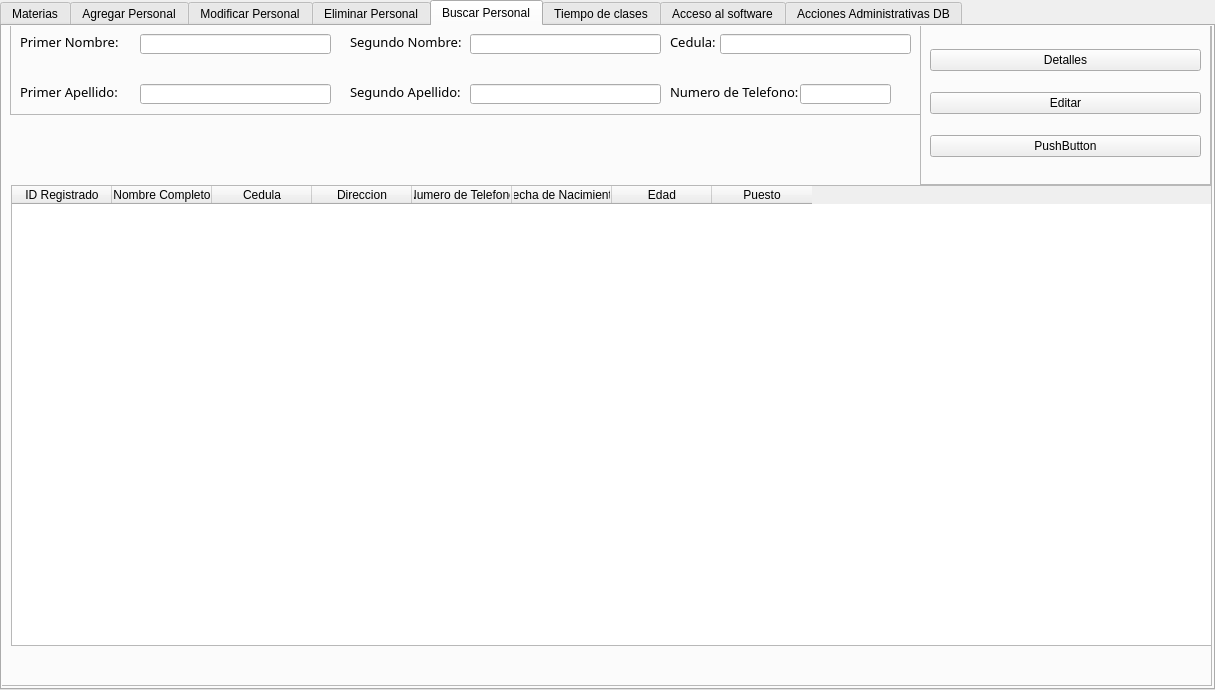
The window that src/gui/GUI QT DESIGNER CODE/staff_administration_panels/staff_administration_panels.ui (MCPRDev/ARE-v2) describes before a commit, drawn with Qt 5.
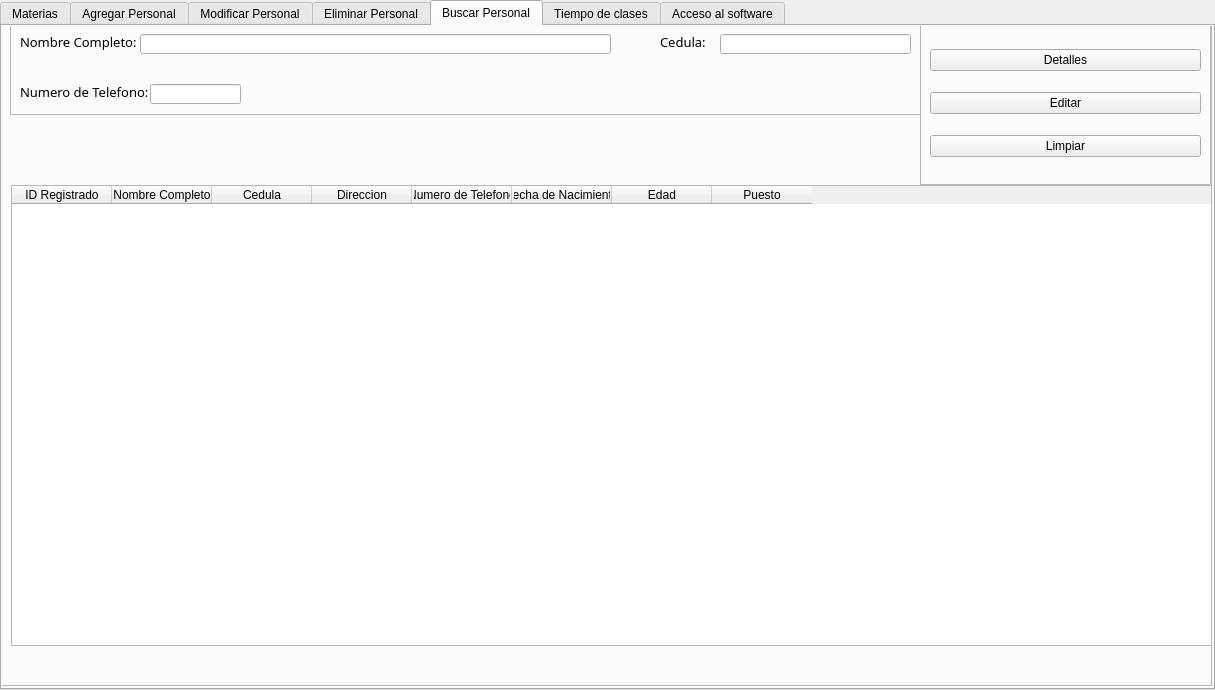
The same window after the commit. The open tabs and pages were chosen to show the change. Icons and pictures are not drawn.

Commit message: GUI staff_administration_panels UPDATED to current code

```diff
--- a/src/gui/GUI QT DESIGNER CODE/staff_administration_panels/staff_administration_panels.ui
+++ b/src/gui/GUI QT DESIGNER CODE/staff_administration_panels/staff_administration_panels.ui
@@ -3179,57 +3179,18 @@
          <rect>
           <x>10</x>
           <y>10</y>
-          <width>101</width>
+          <width>121</width>
           <height>16</height>
          </rect>
         </property>
         <property name="text">
-         <string>Primer Nombre:</string>
-        </property>
-       </widget>
-       <widget class="QLabel" name="label_second_name_search_staff">
-        <property name="geometry">
-         <rect>
-          <x>340</x>
-          <y>10</y>
-          <width>111</width>
-          <height>16</height>
-         </rect>
-        </property>
-        <property name="text">
-         <string>Segundo Nombre:</string>
-        </property>
-       </widget>
-       <widget class="QLabel" name="label_first_surname_search_staff">
-        <property name="geometry">
-         <rect>
-          <x>10</x>
-          <y>60</y>
-          <width>101</width>
-          <height>16</height>
-         </rect>
-        </property>
-        <property name="text">
-         <string>Primer Apellido:</string>
-        </property>
-       </widget>
-       <widget class="QLabel" name="label_second_surname_search_staff">
-        <property name="geometry">
-         <rect>
-          <x>340</x>
-          <y>60</y>
-          <width>111</width>
-          <height>16</height>
-         </rect>
-        </property>
-        <property name="text">
-         <string>Segundo Apellido:</string>
+         <string>Nombre Completo:</string>
         </property>
        </widget>
        <widget class="QLabel" name="label_document_id_search_staff">
         <property name="geometry">
          <rect>
-          <x>660</x>
+          <x>650</x>
           <y>10</y>
           <width>51</width>
           <height>16</height>
@@ -3242,7 +3203,7 @@
        <widget class="QLabel" name="label_phone_number_search_staff">
         <property name="geometry">
          <rect>
-          <x>660</x>
+          <x>10</x>
           <y>60</y>
           <width>131</width>
           <height>16</height>
@@ -3257,37 +3218,7 @@
          <rect>
           <x>130</x>
           <y>10</y>
-          <width>191</width>
-          <height>20</height>
-         </rect>
-        </property>
-       </widget>
-       <widget class="QLineEdit" name="line_input_second_name_search_staff">
-        <property name="geometry">
-         <rect>
-          <x>460</x>
-          <y>10</y>
-          <width>191</width>
-          <height>20</height>
-         </rect>
-        </property>
-       </widget>
-       <widget class="QLineEdit" name="line_input_first_surname_search_staff">
-        <property name="geometry">
-         <rect>
-          <x>130</x>
-          <y>60</y>
-          <width>191</width>
-          <height>20</height>
-         </rect>
-        </property>
-       </widget>
-       <widget class="QLineEdit" name="line_input_second_surname_search_staff">
-        <property name="geometry">
-         <rect>
-          <x>460</x>
-          <y>60</y>
-          <width>191</width>
+          <width>471</width>
           <height>20</height>
          </rect>
         </property>
@@ -3305,7 +3236,7 @@
        <widget class="QLineEdit" name="line_input_phone_number_search_staff">
         <property name="geometry">
          <rect>
-          <x>790</x>
+          <x>140</x>
           <y>60</y>
           <width>91</width>
           <height>20</height>
@@ -3349,7 +3280,7 @@
         <item>
          <widget class="QPushButton" name="button_clear_information_search_staff">
           <property name="text">
-           <string>PushButton</string>
+           <string>Limpiar</string>
           </property>
          </widget>
         </item>
@@ -4436,24 +4367,6 @@
       </property>
      </widget>
     </widget>
-    <widget class="QWidget" name="button_admin_actions">
-     <attribute name="title">
-      <string>Acciones Administrativas DB</string>
-     </attribute>
-     <widget class="QPushButton" name="button_open_allperms_admin">
-      <property name="geometry">
-       <rect>
-        <x>0</x>
-        <y>0</y>
-        <width>1201</width>
-        <height>661</height>
-       </rect>
-      </property>
-      <property name="text">
-       <string>Mostrar Consola / Abrir Ventana de Controles</string>
-      </property>
-     </widget>
-    </widget>
    </widget>
   </widget>
   <action name="actionLimpiar_Datos">
```
Left out of the diff: 168 changed lines with no effect on the pictures.
